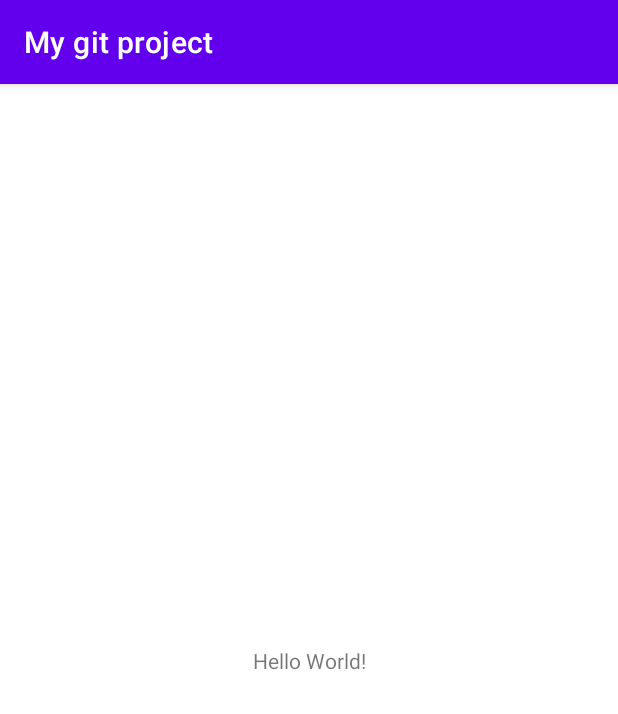
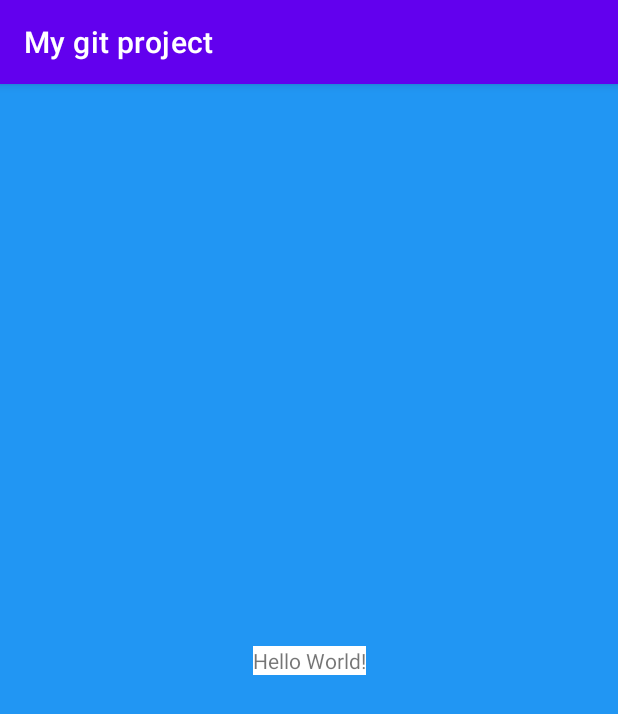
Before and after one commit to GenaBylkin/test, an Android app: the screen it shows after launch (MainActivity), on a phone screen of 412 x 824 dp. Shown: the top 714 px of the screen. Run offline under Robolectric (Android 15) with nearby library versions, the phone set to English and light mode, and no system bars.

Commit message:
change bg

```diff
--- a/app/src/main/res/layout/activity_main.xml
+++ b/app/src/main/res/layout/activity_main.xml
@@ -4,11 +4,14 @@
     xmlns:tools="http://schemas.android.com/tools"
     android:layout_width="match_parent"
     android:layout_height="match_parent"
+    android:background="#2196F3"
     tools:context=".MainActivity">
 
     <TextView
         android:layout_width="wrap_content"
         android:layout_height="wrap_content"
+        android:background="#8BC34A"
+        android:backgroundTint="@color/white"
         android:text="Hello World!"
         app:layout_constraintBottom_toBottomOf="parent"
         app:layout_constraintEnd_toEndOf="parent"
```
